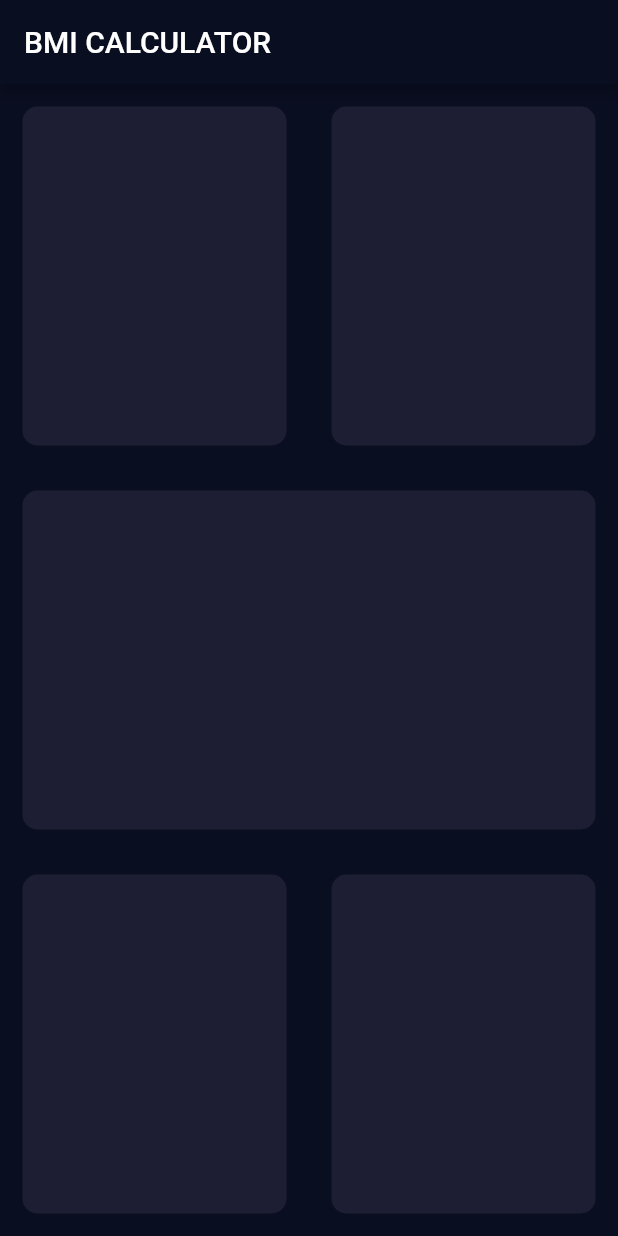
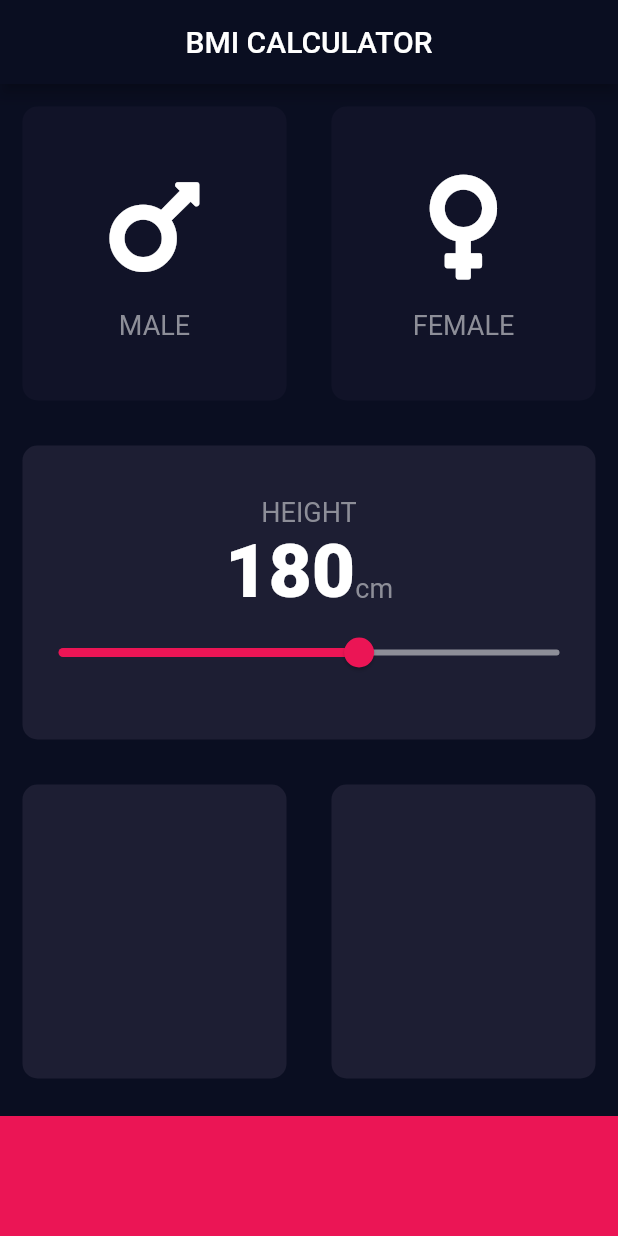
Before and after one commit to DavidGXR/bmi-calculator, a Flutter app: the screen it shows after launch, on a phone screen of 412 x 824 dp. Run offline on Flutter 3.47's test engine with Material 2 defaults, Android fonts, the phone set to English and light mode, and no system bars; our stand-ins replace font_awesome_flutter.

Commit message:
Half way commit

```diff
--- /dev/null
+++ b/lib/constants.dart
@@ -0,0 +1,16 @@
+import 'package:flutter/material.dart';
+
+const kLabelTextStyle = TextStyle(
+  fontSize: 18.0,
+  color: Color(0xFF8D8E98)
+);
+
+const kNumberTextStyle = TextStyle(
+fontSize: 50.0,
+fontWeight: FontWeight.w900
+);
+
+const kActiveCardColour       = Color(0xFF1D1E33);
+const kInactiveColour         = Color(0xFF111328);
+const kBottomContainerHeight  = 80.0;
+const kBottomContainerColor   = Color(0xFFEB1555);
--- /dev/null
+++ b/lib/icon_content.dart
@@ -0,0 +1,33 @@
+import 'package:bmi_calculator/constants.dart';
+import 'package:flutter/material.dart';
+
+
+
+class IconContent extends StatelessWidget {
+
+  final IconData icon;
+  final String title;
+
+  IconContent({this.icon, this.title});
+
+  @override
+  Widget build(BuildContext context) {
+    return Column(
+      mainAxisAlignment: MainAxisAlignment.center,
+      children: [
+        Icon(
+          icon,
+          size: 80.0,
+        ),
+        SizedBox(
+          height: 15.0,
+        ),
+
+        Text(
+          title,
+          style: kLabelTextStyle
+        )
+      ],
+    );
+  }
+}
--- a/lib/input_page.dart
+++ b/lib/input_page.dart
@@ -1,4 +1,13 @@
 import 'package:flutter/material.dart';
+import 'package:font_awesome_flutter/font_awesome_flutter.dart';
+import 'icon_content.dart';
+import 'reusable_card.dart';
+import 'constants.dart';
+
+enum Gender {
+  male,
+  female
+}
 
 class InputPage extends StatefulWidget {
 
@@ -7,14 +16,18 @@ class InputPage extends StatefulWidget {
 }
 
 class _InputPageState extends State<InputPage> {
+
+  Gender selectedGender;
+  int height = 180;
+
   @override
   Widget build(BuildContext context) {
     return Scaffold(
       appBar: AppBar(
         title: Text('BMI CALCULATOR'),
+        centerTitle: true,
       ),
-      body: SafeArea(
-        child: Column(
+      body: Column(
         crossAxisAlignment: CrossAxisAlignment.stretch,
         children: [
           Expanded(
@@ -22,17 +35,71 @@ class _InputPageState extends State<InputPage> {
               mainAxisAlignment: MainAxisAlignment.spaceBetween,
               children: [
                 Expanded(
-                    child: ReusableCard(color: Color(0xFF1D1E33)),
+                  child: ReusableCard(
+                    onPress: () {
+                      selectedGender = Gender.male;
+                      setState(() {
+                      });
+                    },
+                    color: selectedGender == Gender.male ? kActiveCardColour : kInactiveColour,
+                    cardChild: IconContent(icon: FontAwesomeIcons.mars, title: 'MALE'),
+                  ),
                 ),
                 Expanded(
-                    child: ReusableCard(color: Color(0xFF1D1E33)),
+                  child: ReusableCard(
+                    onPress: () {
+                      selectedGender = Gender.female;
+                      setState(() {
+                      });
+                    },
+                    color: selectedGender == Gender.female ? kActiveCardColour : kInactiveColour,
+                    cardChild: IconContent(icon: FontAwesomeIcons.venus, title: 'FEMALE'),
+                  ),
                 ),
               ],
             ),
           ),
 
           Expanded(
-              child: ReusableCard(color: Color(0xFF1D1E33)),
+            child: ReusableCard(
+              cardChild: Column(
+                mainAxisAlignment: MainAxisAlignment.center,
+                children: [
+                  Text(
+                    'HEIGHT',
+                    style: kLabelTextStyle,
+                  ),
+                  Row(
+                    mainAxisAlignment: MainAxisAlignment.center,
+                    crossAxisAlignment: CrossAxisAlignment.baseline,
+                    textBaseline: TextBaseline.alphabetic,
+                    children: [
+                      Text(
+                        height.toString(),
+                        style: kNumberTextStyle,
+                      ),
+                      Text(
+                        'cm',
+                        style: kLabelTextStyle,
+                      )
+                    ],
+                  ),
+                  Slider(
+                    value: height.toDouble(),
+                    min: 120.0,
+                    max: 220.0,
+                    activeColor: kBottomContainerColor,
+                    inactiveColor: Color(0xFF8D8E98),
+                    onChanged: (double newValue) {
+                      setState(() {
+                        height = newValue.round();
+                      });
+                    },
+                  )
+                ],
+              ),
+              color: kActiveCardColour
+            ),
           ),
 
           Expanded(
@@ -40,35 +107,23 @@ class _InputPageState extends State<InputPage> {
               mainAxisAlignment: MainAxisAlignment.spaceBetween,
               children: [
                 Expanded(
-                    child: ReusableCard(color: Color(0xFF1D1E33)),
+                  child: ReusableCard(color: kActiveCardColour),
                 ),
                 Expanded(
-                    child: ReusableCard(color: Color(0xFF1D1E33)),
+                  child: ReusableCard(color: kActiveCardColour),
                 ),
               ],
             ),
           ),
+
+          Container(
+            height: kBottomContainerHeight,
+            width: double.infinity,
+            margin: EdgeInsets.only(top: 10.0),
+            color: kBottomContainerColor,
+          )
         ],
-        ),
       ),
     );
   }
 }
-
-class ReusableCard extends StatelessWidget {
-
-  final Color color;
-
-  ReusableCard({@required this.color});
-
-  @override
-  Widget build(BuildContext context) {
-    return Container(
-      margin: EdgeInsets.all(15),
-      decoration: BoxDecoration(
-          color: color,
-          borderRadius: BorderRadius.circular(10)
-      ),
-    );
-  }
-}
--- /dev/null
+++ b/lib/reusable_card.dart
@@ -0,0 +1,25 @@
+import 'package:flutter/material.dart';
+
+class ReusableCard extends StatelessWidget {
+
+  final Color color;
+  final Widget cardChild;
+  final Function onPress;
+
+  ReusableCard({@required this.color, this.cardChild, this.onPress});
+
+  @override
+  Widget build(BuildContext context) {
+    return GestureDetector(
+      onTap: onPress,
+      child: Container(
+        child: cardChild,
+        margin: EdgeInsets.all(15),
+        decoration: BoxDecoration(
+            color: color,
+            borderRadius: BorderRadius.circular(10)
+        ),
+      ),
+    );
+  }
+}
--- a/pubspec.yaml
+++ b/pubspec.yaml
@@ -28,6 +28,7 @@ dependencies:
   # The following adds the Cupertino Icons font to your application.
   # Use with the CupertinoIcons class for iOS style icons.
   cupertino_icons: ^1.0.2
+  font_awesome_flutter: ^9.1.0
 
 dev_dependencies:
   flutter_test:
```
Also changed, not shown: pubspec.lock. Lines whose indentation alone changed are shown as unchanged.
